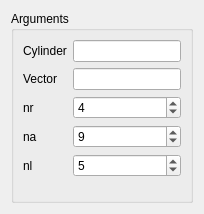
Old version of the form src/HEXABLOCKGUI/MakeCylinder_QTD.ui in the repository SalomePlatform/hexablock.
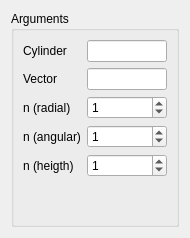
New version of the form.

```diff
--- a/src/HEXABLOCKGUI/MakeCylinder_QTD.ui
+++ b/src/HEXABLOCKGUI/MakeCylinder_QTD.ui
@@ -6,8 +6,8 @@
    <rect>
     <x>0</x>
     <y>0</y>
-    <width>204</width>
-    <height>214</height>
+    <width>190</width>
+    <height>238</height>
    </rect>
   </property>
   <property name="sizePolicy">
@@ -16,6 +16,12 @@
     <verstretch>0</verstretch>
    </sizepolicy>
   </property>
+  <property name="minimumSize">
+   <size>
+    <width>5</width>
+    <height>0</height>
+   </size>
+  </property>
   <property name="windowTitle">
    <string>Cylinder construction</string>
   </property>
@@ -28,6 +34,12 @@
        <verstretch>0</verstretch>
       </sizepolicy>
      </property>
+     <property name="minimumSize">
+      <size>
+       <width>5</width>
+       <height>0</height>
+      </size>
+     </property>
      <property name="title">
       <string>Arguments</string>
      </property>
@@ -74,43 +86,52 @@
       </item>
       <item row="5" column="1">
        <widget class="QSpinBox" name="nr_spb">
+        <property name="maximum">
+         <number>1000000</number>
+        </property>
         <property name="value">
-         <number>4</number>
+         <number>1</number>
         </property>
        </widget>
       </item>
       <item row="5" column="0">
        <widget class="QLabel" name="label_3">
         <property name="text">
-         <string>nr</string>
+         <string>n (radial)</string>
         </property>
        </widget>
       </item>
       <item row="8" column="0">
        <widget class="QLabel" name="label_5">
         <property name="text">
-         <string>nl</string>
+         <string>n (heigth)</string>
         </property>
        </widget>
       </item>
       <item row="6" column="1">
        <widget class="QSpinBox" name="na_spb">
+        <property name="maximum">
+         <number>1000000</number>
+        </property>
         <property name="value">
-         <number>9</number>
+         <number>1</number>
         </property>
        </widget>
       </item>
       <item row="8" column="1">
        <widget class="QSpinBox" name="nl_spb">
+        <property name="maximum">
+         <number>1000000</number>
+        </property>
         <property name="value">
-         <number>5</number>
+         <number>1</number>
         </property>
        </widget>
       </item>
       <item row="6" column="0">
        <widget class="QLabel" name="label_4">
         <property name="text">
-         <string>na</string>
+         <string>n (angular)</string>
         </property>
        </widget>
       </item>
```
